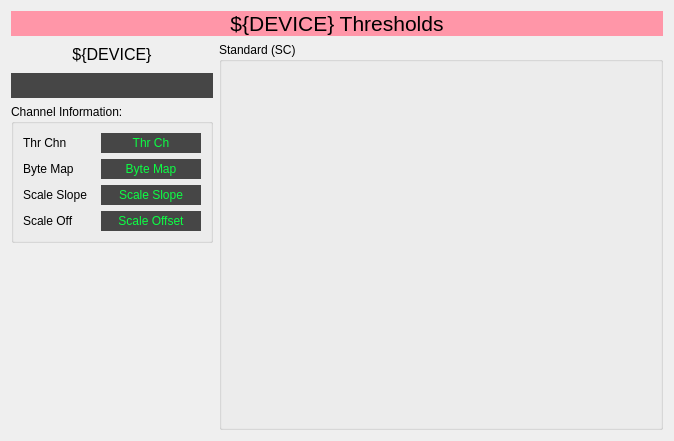
Qt form mps_lblm_thresholds.ui (ad-build-test/pydm-mps) before a commit.
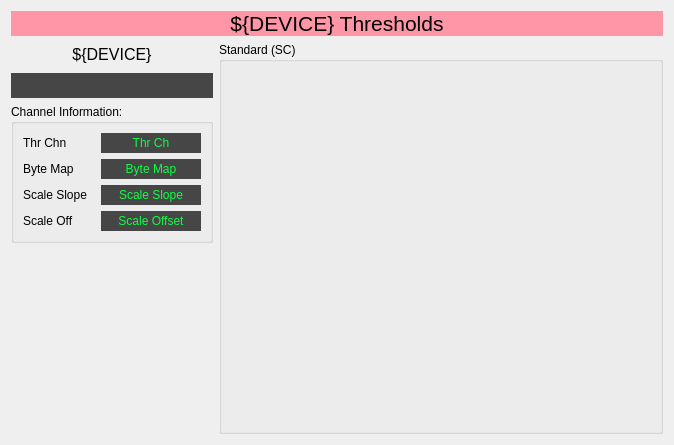
The same form after that commit. Custom widgets are drawn as their Qt base class.

What changed in the file:
```diff
--- a/mps_lblm_thresholds.ui
+++ b/mps_lblm_thresholds.ui
@@ -7,7 +7,7 @@
     <x>0</x>
     <y>0</y>
     <width>674</width>
-    <height>441</height>
+    <height>445</height>
    </rect>
   </property>
   <property name="maximumSize">
```
Left out of the diff: 22 changed lines with no effect on the pictures.
